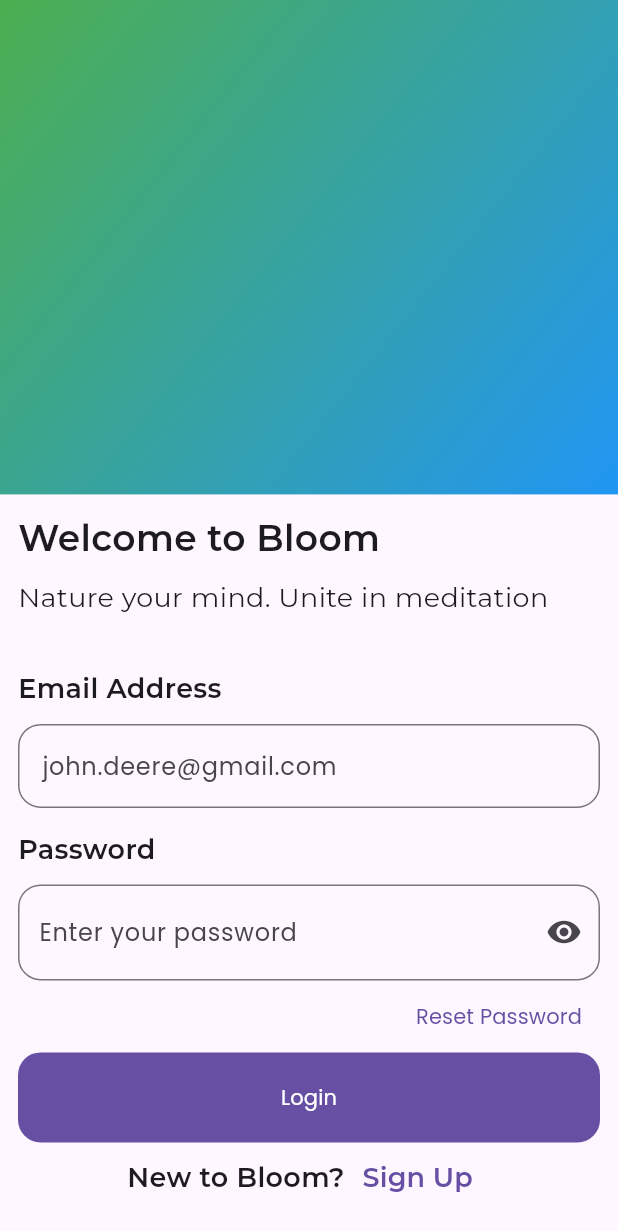
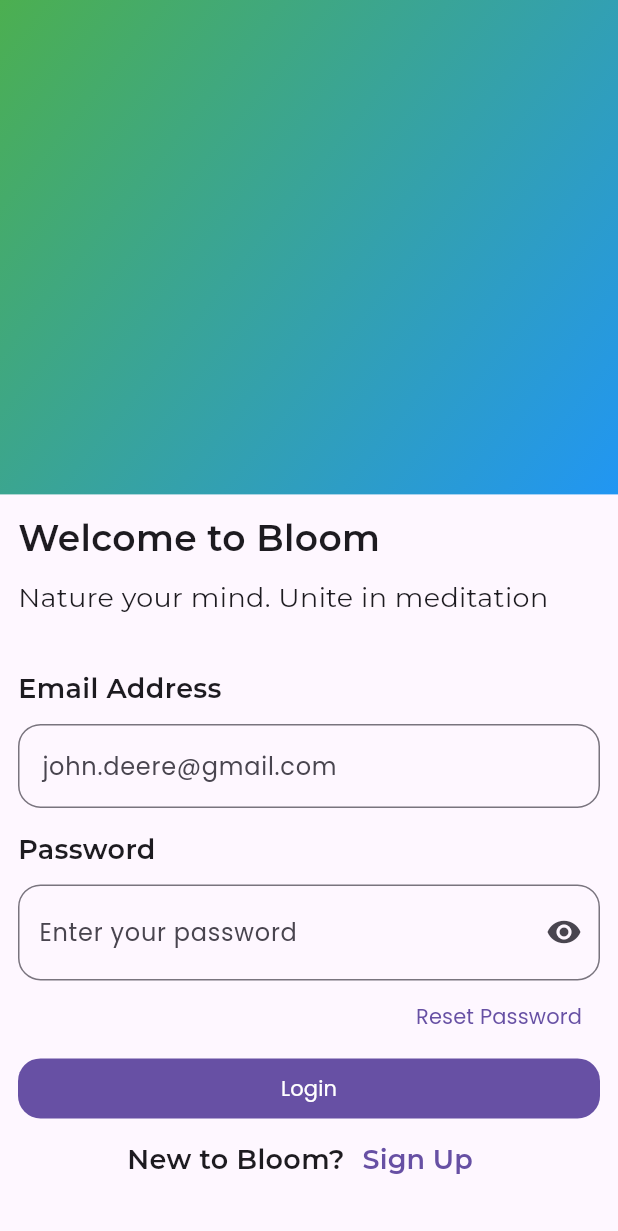
Before and after one commit to SamuelWorld20/e_commerce, a Flutter app: the LoginScreen screen opened directly, on a phone screen of 412 x 824 dp. Shown: the top 1231 px of the screen. Run offline on Flutter 3.47's test engine with Material 2 defaults, Android fonts, the phone set to English and light mode, and no system bars; our stand-ins replace google_fonts; missing offline and left inert: currency_symbols; key blocks and very long unbroken strings in the code were emptied for the run.

Commit message:
fixed error cases

```diff
--- a/lib/main.dart
+++ b/lib/main.dart
@@ -3,7 +3,7 @@ import 'config/theme.dart';
 import 'splash_screen.dart';
 import 'provider/food_provider.dart';
 import 'package:provider/provider.dart';
-import 'screen/login_screen.dart';
+// import 'screen/login_screen.dart';
 
 void main() {
   runApp(const MyApp());
--- a/lib/screen/login_screen.dart
+++ b/lib/screen/login_screen.dart
@@ -109,10 +109,11 @@ class _LoginScreenState extends State<LoginScreen> {
                           width: double.infinity,
                           child: FilledButton(
                             style: FilledButton.styleFrom(
-                                shape: RoundedRectangleBorder(
-                                    borderRadius: BorderRadius.circular(15)),
-                                padding: const EdgeInsets.symmetric(
-                                    vertical: 20, horizontal: 10)),
+                              shape: RoundedRectangleBorder(
+                                  borderRadius: BorderRadius.circular(15)),
+                              // padding: const EdgeInsets.symmetric(
+                              // vertical: 20, horizontal: 10),
+                            ),
                             onPressed: () {},
                             child: const Text('Login'),
                           ),
```
Also changed, not shown: lib/splash_screen.dart (+3 -4 lines).
